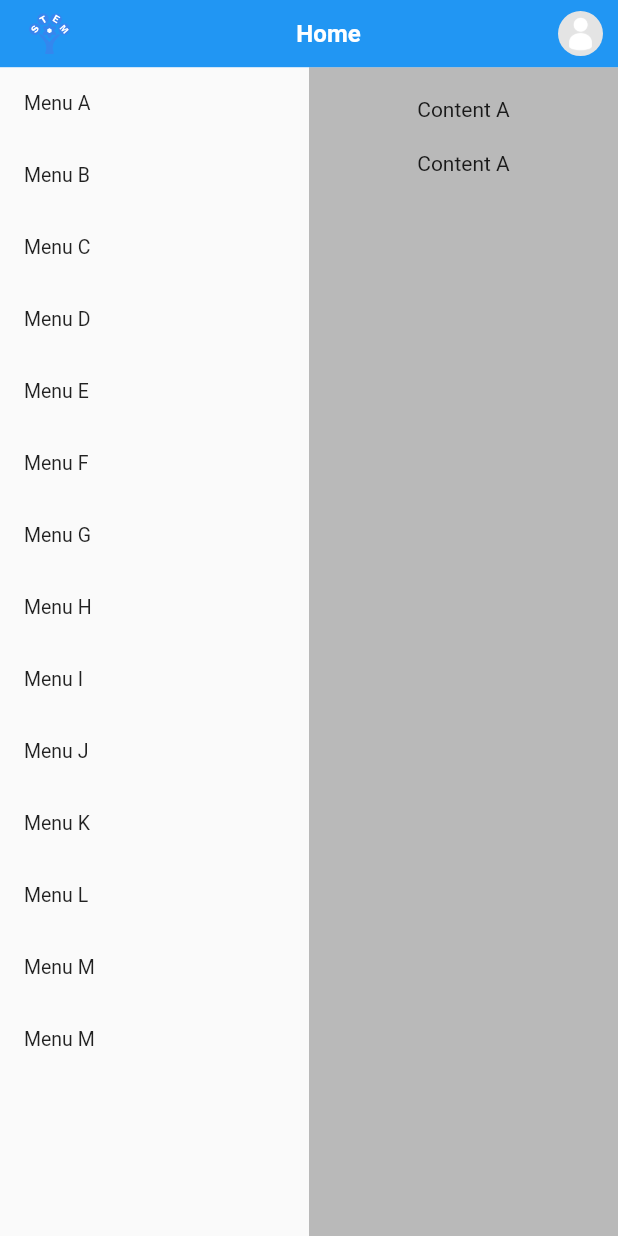
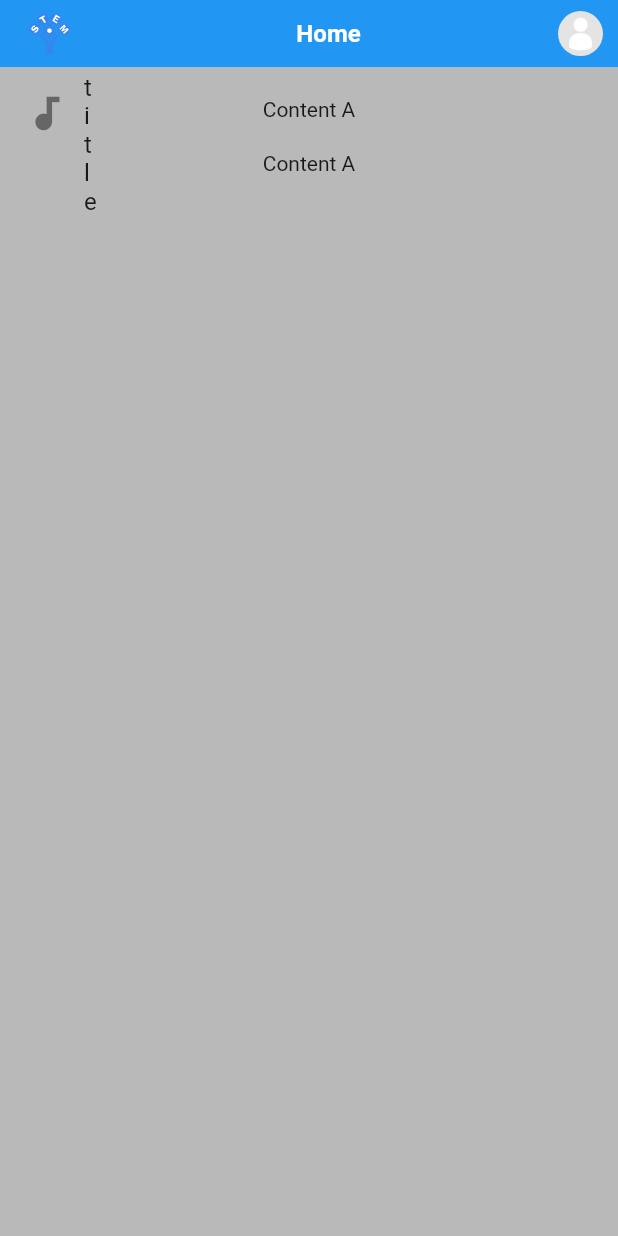
Before and after one commit to OttawaSTEM/flutter_admin, a Flutter app: the screen it shows after launch, on a phone screen of 412 x 824 dp. Run offline on Flutter 3.47's test engine with Material 3 defaults, Android fonts, the phone set to English and light mode, and no system bars; our stand-ins replace flutter_dotenv, flutter_svg, get, get_storage, google_fonts, google_sign_in and 1 more.

Commit message:
update side menu

```diff
--- a/lib/pages/home/ui/home.dart
+++ b/lib/pages/home/ui/home.dart
@@ -15,9 +15,12 @@ class HomePage extends StatelessWidget {
 
   @override
   Widget build(BuildContext context) {
-    // var screenSize = MediaQuery.of(context).size;
-    // double width = screenSize.width;
     // double height = screenSize.height;
+    // double sideMenuWidth = 0;
+    // if (screenWidth >= 500)
+    //   sideMenuWidth = 100;
+    // else
+    //   sideMenuWidth = 50;
 
     return Scaffold(
       // key: _scaffoldKey,
@@ -44,8 +47,9 @@ class HomePage extends StatelessWidget {
               // mainAxisSize: MainAxisSize.max,
               // crossAxisAlignment: CrossAxisAlignment.stretch,
               children: <Widget>[
-                const Flexible(
-                  child: SideMenu(),
+                SizedBox(
+                  width: displayWidth(context),
+                  child: const SideMenu(),
                 ),
                 Expanded(
                   child: PageView(
@@ -104,22 +108,31 @@ class SideMenu extends StatelessWidget {
   @override
   Widget build(BuildContext context) {
     return ListView(
-      children: const <Widget>[
-        ListTile(title: Text("Menu A"), dense: true),
-        ListTile(title: Text("Menu B"), dense: true),
-        ListTile(title: Text("Menu C"), dense: true),
-        ListTile(title: Text("Menu D"), dense: true),
-        ListTile(title: Text("Menu E"), dense: true),
-        ListTile(title: Text("Menu F"), dense: true),
-        ListTile(title: Text("Menu G"), dense: true),
-        ListTile(title: Text("Menu H"), dense: true),
-        ListTile(title: Text("Menu I"), dense: true),
-        ListTile(title: Text("Menu J"), dense: true),
-        ListTile(title: Text("Menu K"), dense: true),
-        ListTile(title: Text("Menu L"), dense: true),
-        ListTile(title: Text("Menu M"), dense: true),
-        ListTile(title: Text("Menu M"), dense: true),
+      children: <Widget>[
+        ListTile(
+          onTap: () {},
+          horizontalTitleGap: 0.0,
+          leading: const Icon(
+            Icons.audiotrack,
+            size: 30.0,
+          ),
+          title: const Text(
+            'title',
+          ),
+        ),
       ],
     );
   }
 }
+
+double displayWidth(BuildContext context) {
+  var screenSize = MediaQuery.of(context).size;
+  double screenWidth = screenSize.width;
+  if (screenWidth >= 500 && screenWidth <= 800) {
+    return 100.0;
+  } else if (screenWidth < 500) {
+    return 0.0;
+  } else {
+    return 200.0;
+  }
+}
```
